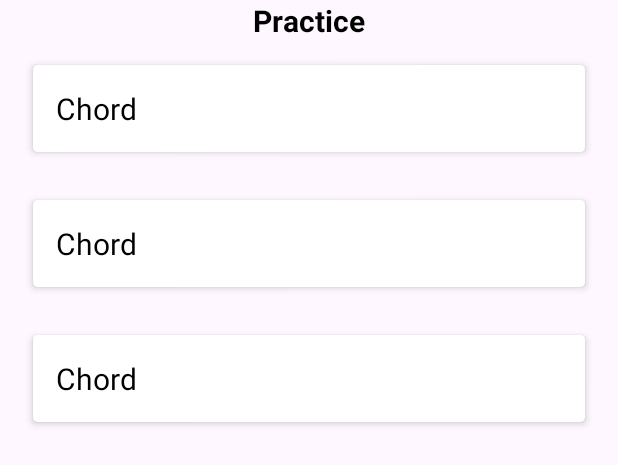
After one commit to S-Chanchon11/lightnroll, an Android app: the layout fragment_practice.xml on its own in the app's theme, with its tools: preview values and no code run, on a phone screen of 412 x 824 dp. The commit adds this screen. Shown: the top 465 px of the screen. Run offline under Robolectric (Android 15) with nearby library versions, the phone set to English and light mode, and no system bars.

Commit message:
remove MVVM arch

```diff
--- a/app/src/main/java/com/example/light/MainActivity.kt
+++ b/app/src/main/java/com/example/light/MainActivity.kt
@@ -4,7 +4,6 @@ import android.os.Bundle
 import android.view.View
 import android.widget.Button
 import androidx.appcompat.app.AppCompatActivity
-import com.example.light.practice.PracticeView
 
 class MainActivity : AppCompatActivity() {
 
--- /dev/null
+++ b/app/src/main/res/layout/chord_list.xml
@@ -0,0 +1,47 @@
+<?xml version="1.0" encoding="utf-8"?>
+<!--LinearLayout orientation horizontal -->
+<LinearLayout
+    xmlns:android="http://schemas.android.com/apk/res/android"
+    xmlns:tools="http://schemas.android.com/tools"
+    xmlns:app="http://schemas.android.com/apk/res-auto"
+    android:id="@+id/llMain"
+    android:layout_width="match_parent"
+    android:layout_height="wrap_content"
+    android:gravity="center_vertical"
+    android:orientation="horizontal"
+    android:padding="10dp">
+
+    <!--TextView for displaying Name -->
+    <androidx.cardview.widget.CardView
+        android:layout_width="match_parent"
+        android:layout_height="wrap_content"
+        android:layout_marginStart="8dp"
+        android:layout_marginEnd="8dp"
+        android:background="@color/white"
+        android:foreground="?attr/selectableItemBackground"
+        app:cardCornerRadius="3dp"
+        app:cardElevation="3dp"
+        app:cardUseCompatPadding="true">
+
+        <!--LinearLayout orientation Vertical -->
+        <LinearLayout
+            android:layout_width="match_parent"
+            android:layout_height="wrap_content"
+            android:padding="15dp"
+            android:orientation="vertical">
+
+            <!--TextView for displaying Name -->
+            <TextView
+                android:id="@+id/chordName"
+                android:layout_width="wrap_content"
+                android:layout_height="wrap_content"
+                android:textColor="@android:color/black"
+                android:textSize="20sp"
+                tools:text="Chord" />
+
+
+        </LinearLayout>
+
+    </androidx.cardview.widget.CardView>
+
+</LinearLayout>
--- /dev/null
+++ b/app/src/main/res/layout/fragment_practice.xml
@@ -0,0 +1,32 @@
+<?xml version="1.0" encoding="utf-8"?>
+<FrameLayout xmlns:android="http://schemas.android.com/apk/res/android"
+    xmlns:tools="http://schemas.android.com/tools"
+    android:layout_width="match_parent"
+    android:layout_height="match_parent"
+    tools:context=".practice.PracticeFragment">
+
+    <LinearLayout
+        android:orientation="vertical"
+        android:layout_width="match_parent"
+        android:layout_height="match_parent">
+
+        <!--TextView-->
+        <TextView
+            android:layout_width="wrap_content"
+            android:layout_height="wrap_content"
+            android:layout_gravity="center"
+            android:textSize="20sp"
+            android:textColor="@color/black"
+            android:textStyle="bold"
+            android:text="@string/mode_practice"/>
+
+        <!--RecyclerView-->
+        <androidx.recyclerview.widget.RecyclerView
+            android:id="@+id/recycleView"
+            android:layout_width="match_parent"
+            android:layout_height="match_parent"
+            tools:listitem="@layout/chord_list"/>
+
+    </LinearLayout>
+
+</FrameLayout>
```
Also changed, not shown: app/build.gradle (+10 -4 lines), app/src/main/java/com/example/light/practice/PracticeFragment.kt (renamed from app/src/main/java/com/example/light/practice/PracticeView.kt, +11 -9 lines), app/src/main/java/com/example/light/practice/PracticeModel.kt (deleted, +0 -15 lines), app/src/main/java/com/example/light/practice/PracticeViewModel.kt (deleted, +0 -19 lines), app/src/main/res/layout/practice_view_fragment.xml (deleted, +0 -33 lines).
